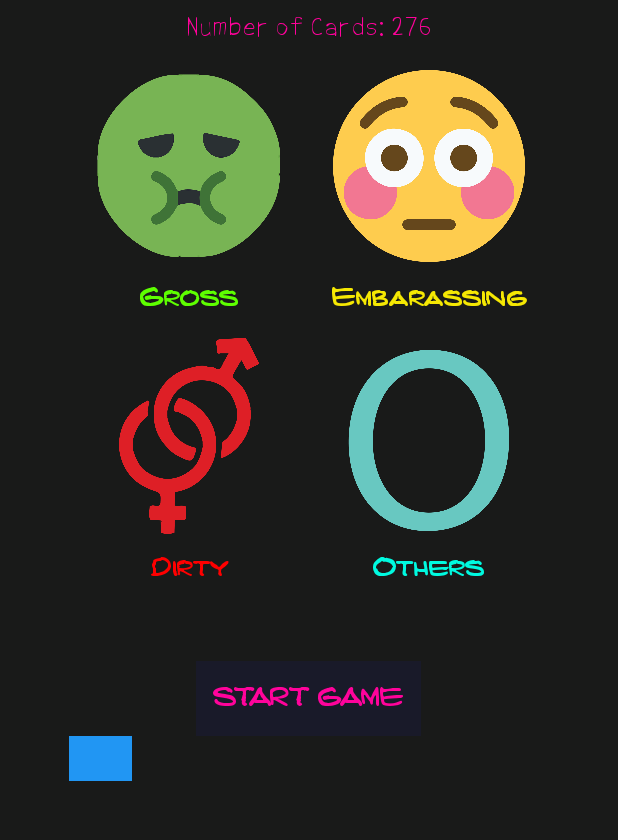
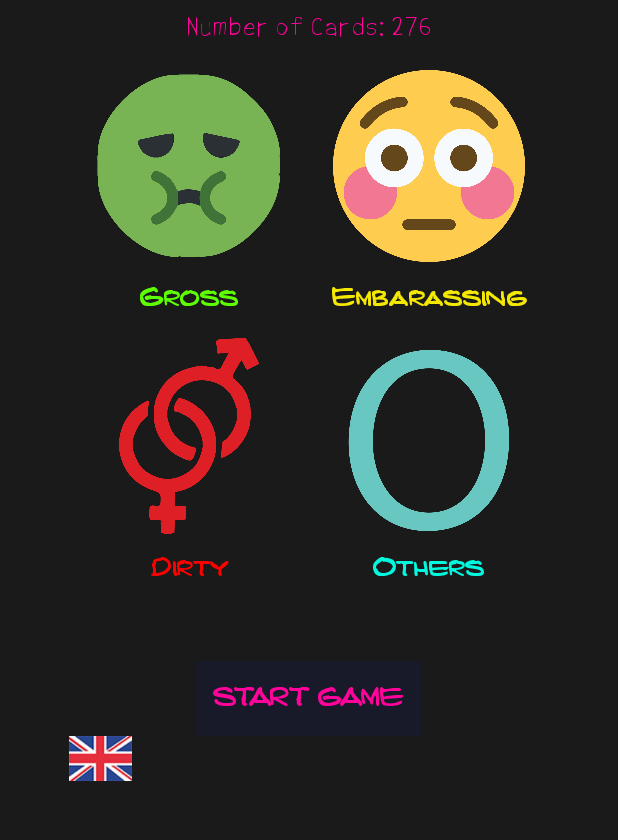
Before and after one commit to stathism27/Never-Have-I-Ever, an Android app: the screen it shows after launch (MainActivity), on a phone screen of 412 x 824 dp, the part 148-988 px from its top. Run offline under Robolectric (Android 15) with nearby library versions, the phone set to English and light mode, and no system bars.

Commit message:
Initialize Project

```diff
--- a/app/src/main/java/com/example/neverhaveiever/MainActivity.java
+++ b/app/src/main/java/com/example/neverhaveiever/MainActivity.java
@@ -38,6 +38,8 @@ public class MainActivity extends AppCompatActivity {
     ImageButton buttonOthers;
     ImageButton buttonGross;
     ImageButton buttonEmbarrased;
+    final String LANGS[] = {"en","gr"};
+    final String DEFAULT_LOCALE = "en";
     @Override
     protected void onCreate(Bundle savedInstanceState) {
         super.onCreate(savedInstanceState);
@@ -50,9 +52,15 @@ public class MainActivity extends AppCompatActivity {
         loadLocale();
         setContentView(R.layout.activity_main);
 
+
         changeLang = findViewById(R.id.changeLang);
         String locale = getSharedPreferences("Settings",MODE_PRIVATE).getString("My Lang","en");
-        updateButtonBack(locale);
+        List<String> tempList = Arrays.asList(LANGS);
+        if(tempList.contains(locale)){
+            updateButtonBack(locale);
+        }else{
+            updateButtonBack(DEFAULT_LOCALE);
+        }
 
         changeLang.setOnClickListener(new View.OnClickListener() {
             @Override
@@ -297,6 +305,8 @@ public class MainActivity extends AppCompatActivity {
 
     private void updateButtonBack(String localeName){
         changeLang.setImageDrawable(getDrawableImage(localeName));
+
+
     }
 
 
```
